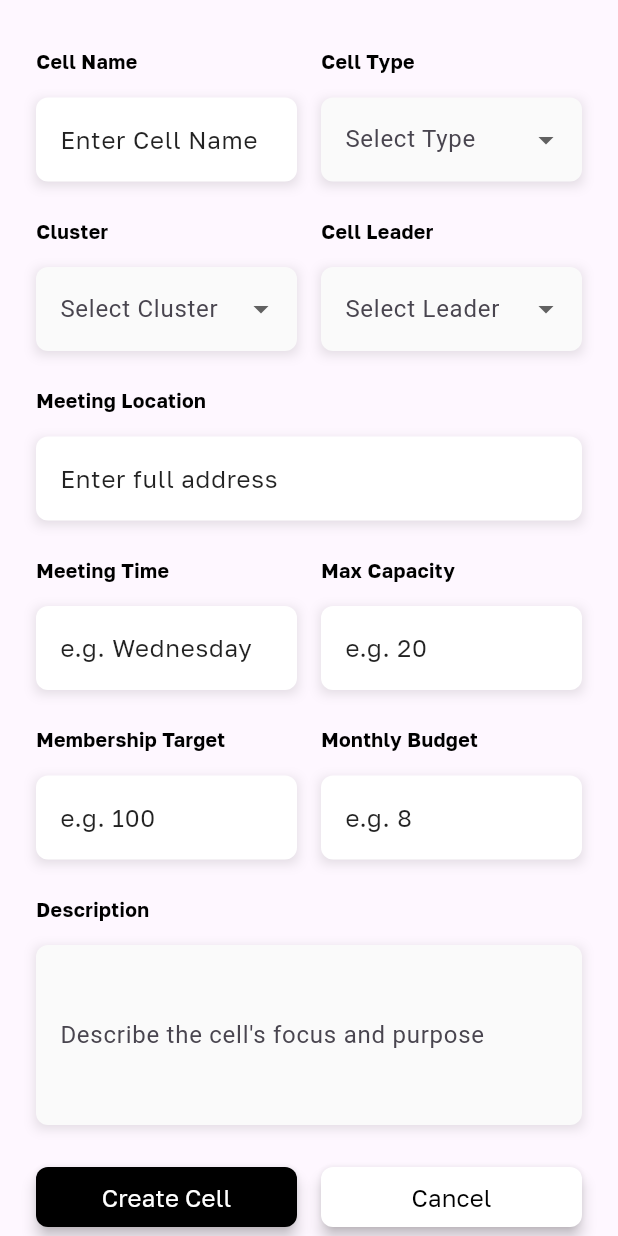
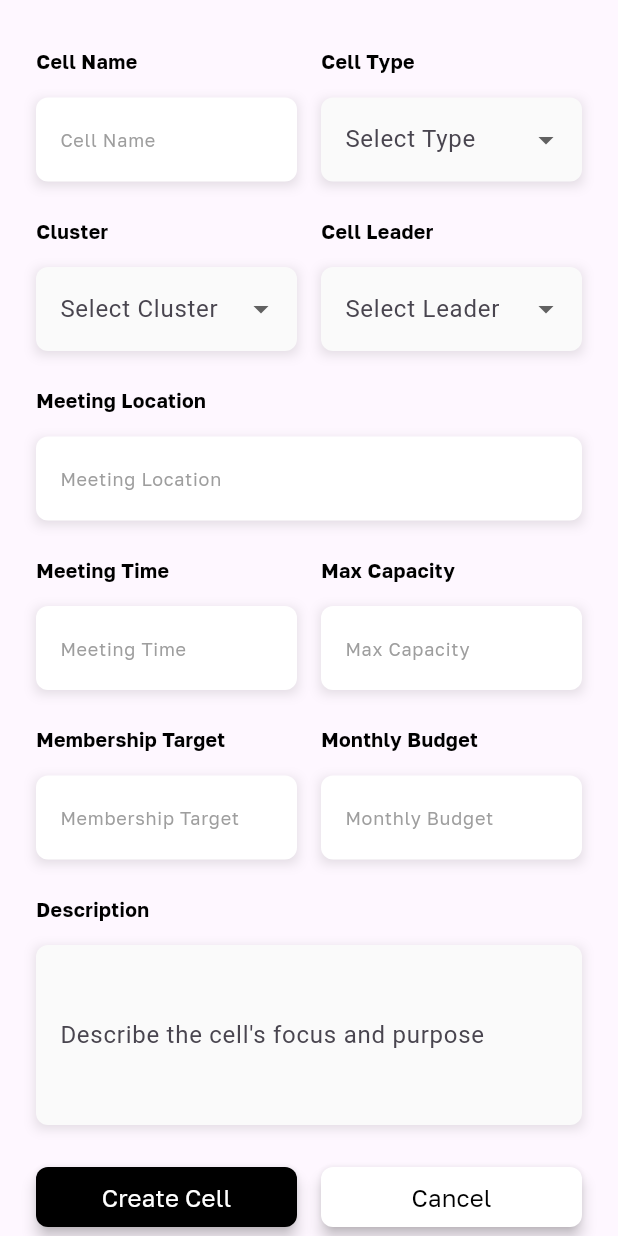
Before and after one commit to PhilipNzube/bcci_platform, a Flutter app: the CreateCellForm widget shown alone on an empty page, opened directly, on a phone screen of 412 x 824 dp. Run offline on Flutter 3.47's test engine with Material 3 defaults, Android fonts, the phone set to English and light mode, and no system bars; our stand-ins replace carousel_slider, connectivity_plus, file_picker, flutter_secure_storage, fluttertoast, graphql_flutter and 2 more; accounts and stored records are empty.

Commit message:
update 19 files and delete 3 files

```diff
--- a/lib/core/widgets/custom_dropdown_field.dart
+++ b/lib/core/widgets/custom_dropdown_field.dart
@@ -3,6 +3,7 @@ import 'package:flutter/material.dart';
 class CustomDropdownField extends StatelessWidget {
   final String label;
   final List<String> items;
+  final String? value;
   final ValueChanged<String?>? onChanged;
   final double borderRadius;
   final bool hasShadow;
@@ -13,6 +14,7 @@ class CustomDropdownField extends StatelessWidget {
     super.key,
     required this.label,
     required this.items,
+    this.value,
     this.onChanged,
     this.borderRadius = 12,
     this.hasShadow = true,
@@ -35,6 +37,7 @@ class CustomDropdownField extends StatelessWidget {
             )
           : null,
       child: DropdownButtonFormField<String>(
+        value: value,
         decoration: InputDecoration(
           labelText: label,
           floatingLabelBehavior: FloatingLabelBehavior.never,
@@ -54,7 +57,7 @@ class CustomDropdownField extends StatelessWidget {
           ),
         ),
         items: items
-            .map((e) => DropdownMenuItem<String>(value: e, child: Text(e)))
+            .map((e) => DropdownMenuItem(value: e, child: Text(e)))
             .toList(),
         onChanged: onChanged,
       ),
--- a/lib/core/widgets/custom_field.dart
+++ b/lib/core/widgets/custom_field.dart
@@ -1,10 +1,11 @@
 import 'package:flutter/material.dart';
 
 class CustomTextField extends StatelessWidget {
-  final String? initialValue;
+  final TextEditingController? controller;
   final ValueChanged<String>? onChanged;
   final IconData? suffixIcon;
   final String? labelText;
+  final String? hintText;
   final double borderRadius;
   final bool filled;
   final Color? fillColor;
@@ -13,15 +14,16 @@ class CustomTextField extends StatelessWidget {
 
   const CustomTextField({
     super.key,
-    this.initialValue,
+    this.controller,
     this.onChanged,
     this.suffixIcon,
     this.labelText,
+    this.hintText,
     this.borderRadius = 15,
     this.filled = true,
     this.fillColor = const Color(0xFFFAFAFA),
     this.hasShadow = true,
-    this.shadowColor = const Color(0x1F000000), // default subtle shadow
+    this.shadowColor = const Color(0x1F000000),
   });
 
   @override
@@ -39,16 +41,16 @@ class CustomTextField extends StatelessWidget {
             )
           : null,
       child: TextFormField(
-        initialValue: initialValue,
+        controller: controller,
         onChanged: onChanged,
         decoration: InputDecoration(
           floatingLabelBehavior: FloatingLabelBehavior.never,
           labelText: labelText,
+          hintText: hintText,
           labelStyle: const TextStyle(
             color: Colors.grey,
             fontFamily: 'GolosText',
             fontSize: 12.0,
-            decoration: TextDecoration.none,
           ),
           filled: filled,
           fillColor: fillColor,
--- a/lib/core/widgets/custom_text_area.dart
+++ b/lib/core/widgets/custom_text_area.dart
@@ -1,7 +1,7 @@
 import 'package:flutter/material.dart';
 
 class CustomTextArea extends StatelessWidget {
-  final String? initialValue;
+  final TextEditingController? controller;
   final String? labelText;
   final ValueChanged<String>? onChanged;
   final double borderRadius;
@@ -12,7 +12,7 @@ class CustomTextArea extends StatelessWidget {
 
   const CustomTextArea({
     super.key,
-    this.initialValue,
+    this.controller,
     this.labelText,
     this.onChanged,
     this.borderRadius = 12,
@@ -37,7 +37,7 @@ class CustomTextArea extends StatelessWidget {
             )
           : null,
       child: TextFormField(
-        initialValue: initialValue,
+        controller: controller,
         maxLines: maxLines,
         onChanged: onChanged,
         decoration: InputDecoration(
--- a/lib/presentation/screens/cell_leader_appointment/cell_leader_appointment.dart
+++ b/lib/presentation/screens/cell_leader_appointment/cell_leader_appointment.dart
@@ -5,7 +5,7 @@ import 'package:bcci_platform/core/widgets/custom_tab_selector.dart';
 import 'package:bcci_platform/presentation/controllers/cell_leader_appointment_controller.dart';
 import 'package:bcci_platform/presentation/screens/cell_leader_appointment/widgets/info_card.dart';
 import 'package:bcci_platform/presentation/screens/cell_leader_appointment/widgets/appointment_card.dart';
-import 'package:bcci_platform/presentation/screens/cell_leader_appointment/widgets/nomination_form.dart';
+import 'package:bcci_platform/presentation/screens/cell_leader_appointment/widgets/dialogs/nomination_form.dart';
 import 'package:bcci_platform/presentation/screens/cell_leader_appointment/widgets/search_bar.dart';
 import 'package:flutter/material.dart' hide CarouselController;
 import 'package:provider/provider.dart';
--- a/lib/presentation/screens/cell_management_page/cell_management_page.dart
+++ b/lib/presentation/screens/cell_management_page/cell_management_page.dart
@@ -2,7 +2,7 @@ import 'package:bcci_platform/core/widgets/custom_button.dart';
 import 'package:bcci_platform/core/widgets/custom_gap.dart';
 import 'package:bcci_platform/core/widgets/custom_tab_selector.dart';
 import 'package:bcci_platform/presentation/controllers/cell_management_page_controller.dart';
-import 'package:bcci_platform/presentation/screens/cell_management_page/widgets/cell_form.dart';
+import 'package:bcci_platform/presentation/screens/cell_management_page/widgets/dialogs/cell_form.dart';
 import 'package:bcci_platform/presentation/screens/cell_management_page/widgets/cell_overview_card.dart';
 import 'package:bcci_platform/presentation/screens/cell_management_page/widgets/info_card.dart';
 import 'package:bcci_platform/presentation/screens/cell_management_page/widgets/search_bar.dart';
--- a/lib/presentation/screens/cell_management_page/widgets/cell_form.dart
+++ /dev/null
@@ -1,175 +0,0 @@
-import 'package:bcci_platform/core/widgets/custom_button.dart';
-import 'package:bcci_platform/core/widgets/custom_dropdown_field.dart';
-import 'package:bcci_platform/core/widgets/custom_field.dart';
-import 'package:bcci_platform/core/widgets/custom_gap.dart';
-import 'package:bcci_platform/core/widgets/custom_label.dart';
-import 'package:bcci_platform/core/widgets/custom_text_area.dart';
-import 'package:flutter/material.dart';
-
-class CreateCellForm extends StatelessWidget {
-  const CreateCellForm({super.key});
-
-  @override
-  Widget build(BuildContext context) {
-    return ConstrainedBox(
-      constraints: BoxConstraints(maxWidth: 650),
-      child: SingleChildScrollView(
-        padding: const EdgeInsets.all(24),
-        child: Column(
-          mainAxisSize: MainAxisSize.min,
-          children: [
-            // Cell Name & Cell Type
-            Row(
-              children: [
-                Expanded(
-                  child: _buildTextField('Cell Name', 'Enter Cell Name'),
-                ),
-                Gap(16, isHorizontal: true),
-                Expanded(
-                  child: _buildDropdownField('Cell Type', 'Select Type', [
-                    'General',
-                    'Youth',
-                    'Seniors',
-                    'Couples',
-                    'Children',
-                  ]),
-                ),
-              ],
-            ),
-            Gap(16),
-
-            // Cluster & Cell Leader
-            Row(
-              children: [
-                Expanded(
-                  child: _buildDropdownField('Cluster', 'Select Cluster', [
-                    'Cluster 1',
-                    'Cluster 2',
-                  ]),
-                ),
-                Gap(16, isHorizontal: true),
-                Expanded(
-                  child: _buildDropdownField('Cell Leader', 'Select Leader', [
-                    'Leader A',
-                    'Leader B',
-                  ]),
-                ),
-              ],
-            ),
-            Gap(16),
-
-            // Meeting Location
-            _buildTextField('Meeting Location', 'Enter full address'),
-            Gap(16),
-
-            // Meeting Time & Max Capacity
-            Row(
-              children: [
-                Expanded(
-                  child: _buildTextField('Meeting Time', 'e.g. Wednesday'),
-                ),
-                Gap(16, isHorizontal: true),
-                Expanded(child: _buildTextField('Max Capacity', 'e.g. 20')),
-              ],
-            ),
-            Gap(16),
-
-            // Membership Target & Monthly Budget
-            Row(
-              children: [
-                Expanded(
-                  child: _buildTextField('Membership Target', 'e.g. 100'),
-                ),
-                Gap(16, isHorizontal: true),
-                Expanded(child: _buildTextField('Monthly Budget', 'e.g. 8')),
-              ],
-            ),
-            Gap(16),
-
-            // Description
-            _buildTextArea(
-              'Description',
-              'Describe the cell\'s focus and purpose',
-            ),
-            Gap(24),
-
-            // Buttons
-            Row(
-              children: [
-                Expanded(
-                  child: CustomButton(
-                    text: "Create Cell",
-                    backgroundColor: Colors.black,
-                    foregroundColor: Colors.white,
-                    onPressed: () {
-                      Navigator.pop(context);
-                    },
-                  ),
-                ),
-                Gap(16, isHorizontal: true),
-                Expanded(
-                  child: CustomButton(
-                    text: "Cancel",
-                    backgroundColor: Colors.white,
-                    foregroundColor: Colors.black,
-                    onPressed: () {
-                      Navigator.pop(context);
-                    },
-                  ),
-                ),
-              ],
-            ),
-          ],
-        ),
-      ),
-    );
-  }
-
-  Widget _buildTextField(String label, String hint) {
-    return Column(
-      crossAxisAlignment: CrossAxisAlignment.start,
-      children: [
-        CustomLabel(
-          title: label,
-          fontSize: 13,
-          softWrap: false,
-          overflow: TextOverflow.ellipsis,
-        ),
-        Gap(6),
-        CustomTextField(
-          initialValue: hint,
-          labelText: label,
-          fillColor: Colors.white,
-          borderRadius: 8,
-        ),
-      ],
-    );
-  }
-
-  Widget _buildDropdownField(String label, String label2, List<String> items) {
-    return Column(
-      crossAxisAlignment: CrossAxisAlignment.start,
-      children: [
-        CustomLabel(title: label, fontSize: 13),
-        Gap(6),
-        CustomDropdownField(
-          label: label2,
-          items: items,
-          borderRadius: 8,
-          onChanged: (value) {},
-        ),
-      ],
-    );
-  }
-
-  Widget _buildTextArea(String label, String hint) {
-    return Column(
-      crossAxisAlignment: CrossAxisAlignment.start,
-      children: [
-        CustomLabel(title: label, fontSize: 13),
-        Gap(6),
-        CustomTextArea(labelText: hint, borderRadius: 8),
-      ],
-    );
-  }
-}
--- a/lib/presentation/screens/cell_leader_appointment/widgets/nomination_form.dart
+++ b/lib/presentation/screens/cell_management_page/widgets/dialogs/cell_form.dart
@@ -6,90 +6,90 @@ import 'package:bcci_platform/core/widgets/custom_label.dart';
 import 'package:bcci_platform/core/widgets/custom_text_area.dart';
 import 'package:flutter/material.dart';
 
-class NominationForm extends StatelessWidget {
-  const NominationForm({super.key});
+class CreateCellForm extends StatelessWidget {
+  const CreateCellForm({super.key});
 
   @override
   Widget build(BuildContext context) {
     return ConstrainedBox(
-      constraints: BoxConstraints(maxWidth: 600),
+      constraints: BoxConstraints(maxWidth: 650),
       child: SingleChildScrollView(
         padding: const EdgeInsets.all(24),
         child: Column(
           mainAxisSize: MainAxisSize.min,
           children: [
-            // Full Name and Email
+            // Cell Name & Cell Type
             Row(
               children: [
                 Expanded(
-                  child: _buildTextField(
-                    'Full Name',
-                    'Enter Candidate\'s name',
-                  ),
+                  child: _buildTextField('Cell Name', 'Enter Cell Name'),
                 ),
                 Gap(16, isHorizontal: true),
                 Expanded(
-                  child: _buildTextField('Email', 'candidate@email.com'),
+                  child: _buildDropdownField('Cell Type', 'Select Type', [
+                    'General',
+                    'Youth',
+                    'Seniors',
+                    'Couples',
+                    'Children',
+                  ]),
                 ),
               ],
             ),
             Gap(16),
 
-            // Phone Number and Current Role
+            // Cluster & Cell Leader
             Row(
               children: [
                 Expanded(
-                  child: _buildTextField('Phone Number', '+234 1234 567 890'),
+                  child: _buildDropdownField('Cluster', 'Select Cluster', [
+                    'Cluster 1',
+                    'Cluster 2',
+                  ]),
                 ),
                 Gap(16, isHorizontal: true),
                 Expanded(
-                  child: _buildDropdownField(
-                    'Current Role',
-                    'Select Current Role',
-                    ['Leader', 'Assistant', 'Coordinator'],
-                  ),
+                  child: _buildDropdownField('Cell Leader', 'Select Leader', [
+                    'Leader A',
+                    'Leader B',
+                  ]),
                 ),
               ],
             ),
             Gap(16),
 
-            // Cell/Location
-            _buildTextField('Cell/Location', 'Current cell group or location'),
+            // Meeting Location
+            _buildTextField('Meeting Location', 'Enter full address'),
             Gap(16),
 
-            // Years of Experience
-            _buildDropdownField(
-              'Years of Experience',
-              'Select experience level',
-              ['<1', '1-3', '4-6', '7+'],
+            // Meeting Time & Max Capacity
+            Row(
+              children: [
+                Expanded(
+                  child: _buildTextField('Meeting Time', 'e.g. Wednesday'),
+                ),
+                Gap(16, isHorizontal: true),
+                Expanded(child: _buildTextField('Max Capacity', 'e.g. 20')),
+              ],
             ),
             Gap(16),
 
-            // Candidate Bio
-            _buildTextArea(
-              'Candidate Bio',
-              'Describe the candidate’s background, strengths, and why they would be a good leader',
+            // Membership Target & Monthly Budget
+            Row(
+              children: [
+                Expanded(
+                  child: _buildTextField('Membership Target', 'e.g. 100'),
+                ),
+                Gap(16, isHorizontal: true),
+                Expanded(child: _buildTextField('Monthly Budget', 'e.g. 8')),
+              ],
             ),
             Gap(16),
 
-            // Key Skills & Gifts
-            _buildTextField(
-              'Key Skills & Gifts',
-              'e.g. Leadership, Teaching, Pastoral',
-            ),
-            Gap(16),
-
-            // References
+            // Description
             _buildTextArea(
-              'References',
-              'List 2–3 references who can speak to the candidate’s character and leadership potential',
-            ),
-            Gap(16),
-
-            // Additional Comments
-            _buildTextArea(
-              'Additional Comments',
-              'Any additional information or specific reasons for nomination.',
+              'Description',
+              'Describe the cell\'s focus and purpose',
             ),
             Gap(24),
 
@@ -98,7 +98,7 @@ class NominationForm extends StatelessWidget {
               children: [
                 Expanded(
                   child: CustomButton(
-                    text: "Submit Nomination",
+                    text: "Create Cell",
                     backgroundColor: Colors.black,
                     foregroundColor: Colors.white,
                     onPressed: () {
@@ -129,10 +129,15 @@ class NominationForm extends StatelessWidget {
     return Column(
       crossAxisAlignment: CrossAxisAlignment.start,
       children: [
-        CustomLabel(title: label, fontSize: 13),
+        CustomLabel(
+          title: label,
+          fontSize: 13,
+          softWrap: false,
+          overflow: TextOverflow.ellipsis,
+        ),
         Gap(6),
         CustomTextField(
-          initialValue: hint,
+          hintText: hint,
           labelText: label,
           fillColor: Colors.white,
           borderRadius: 8,
--- a/lib/presentation/screens/security_settings_page/security_settings_page.dart
+++ b/lib/presentation/screens/security_settings_page/security_settings_page.dart
@@ -70,7 +70,7 @@ class _SecuritySettingsPageState extends State<SecuritySettingsPage>
 
                         CustomLabel(title: "Change Password"),
                         CustomTextField(
-                          initialValue: SecuritySettingsPageController.password,
+                          //initialValue: SecuritySettingsPageController.password,
                           onChanged: (value) =>
                               SecuritySettingsPageController.setPassword(value),
                           labelText: "Change Your Password",
--- a/lib/presentation/screens/spiritual_goals/spiritual_goals.dart
+++ b/lib/presentation/screens/spiritual_goals/spiritual_goals.dart
@@ -70,7 +70,7 @@ class _SpiritualGoalsState extends State<SpiritualGoals>
                         Gap(20),
                         CustomLabel(title: "Fullname"),
                         CustomTextField(
-                          initialValue: SpiritualGoalsController.fullName.text,
+                          //initialValue: SpiritualGoalsController.fullName.text,
                           onChanged: (value) =>
                               SpiritualGoalsController.setFullName(value),
                           labelText: "Sarmie Phoenix",
@@ -78,7 +78,7 @@ class _SpiritualGoalsState extends State<SpiritualGoals>
                         Gap(16),
                         CustomLabel(title: "Email address"),
                         CustomTextField(
-                          initialValue: SpiritualGoalsController.email.text,
+                          //initialValue: SpiritualGoalsController.email.text,
                           onChanged: (value) =>
                               SpiritualGoalsController.setEmail(value),
                           labelText: "sarmiephoenix@email.com",
@@ -95,7 +95,7 @@ class _SpiritualGoalsState extends State<SpiritualGoals>
                         Gap(16),
                         CustomLabel(title: "Address"),
                         CustomTextField(
-                          initialValue: SpiritualGoalsController.address.text,
+                          //initialValue: SpiritualGoalsController.address.text,
                           onChanged: (value) =>
                               SpiritualGoalsController.setAddress(value),
                           labelText: "Input your address",
--- a/pubspec.yaml
+++ b/pubspec.yaml
@@ -62,6 +62,7 @@ dependencies:
   cookie_jar: ^4.0.8
   dio_cookie_manager: ^3.2.0
   dio: ^5.8.0+1
+  fluttertoast: ^8.2.12
 
 dev_dependencies:
   flutter_test:
```
Also changed, not shown: lib/core/widgets/custom_toast.dart (added, +25 -0 lines), lib/presentation/controllers/cluster_management_page_controller.dart (+114 -3 lines), lib/presentation/screens/cell_leader_appointment/widgets/dialogs/nomination_form.dart (renamed from lib/presentation/screens/cluster_management_page/widgets/cluster_form.dart, +59 -27 lines), lib/presentation/screens/cluster_management_page/cluster_management_page.dart (+6 -3 lines), lib/presentation/screens/cluster_management_page/widgets/dialogs/cluster_form.dart (added, +184 -0 lines), lib/presentation/screens/edit_profile/edit_profile.dart (+5 -7 lines), pubspec.lock.
